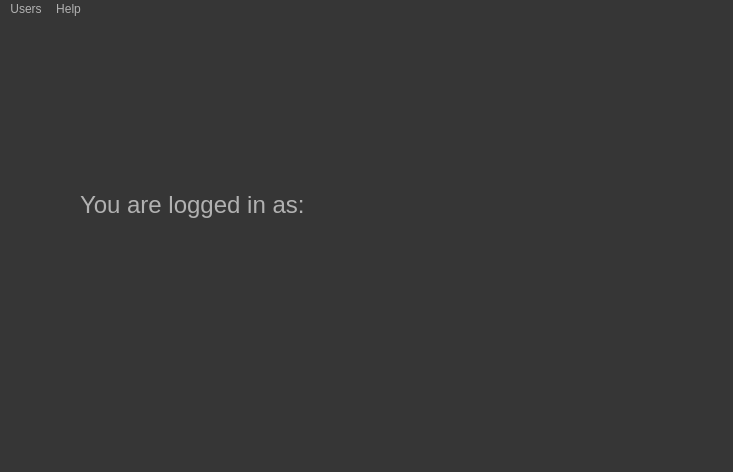
Before: the Qt Designer form UI/main.ui in ShallowSmile1/Lab_def_inf, drawn with Qt 5.
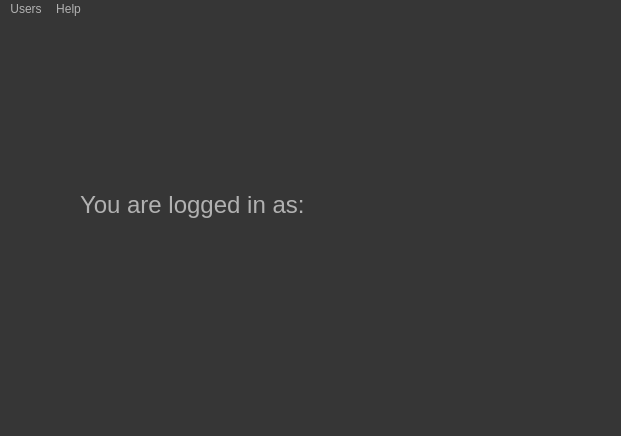
After: the same form once the commit is applied.

Diff of the .ui file:
```diff
--- a/UI/main.ui
+++ b/UI/main.ui
@@ -6,8 +6,8 @@
    <rect>
     <x>0</x>
     <y>0</y>
-    <width>733</width>
-    <height>472</height>
+    <width>621</width>
+    <height>436</height>
    </rect>
   </property>
   <property name="windowTitle">
@@ -57,8 +57,8 @@
     <rect>
      <x>0</x>
      <y>0</y>
-     <width>733</width>
-     <height>26</height>
+     <width>621</width>
+     <height>21</height>
     </rect>
    </property>
    <widget class="QMenu" name="menuUsers">
```
